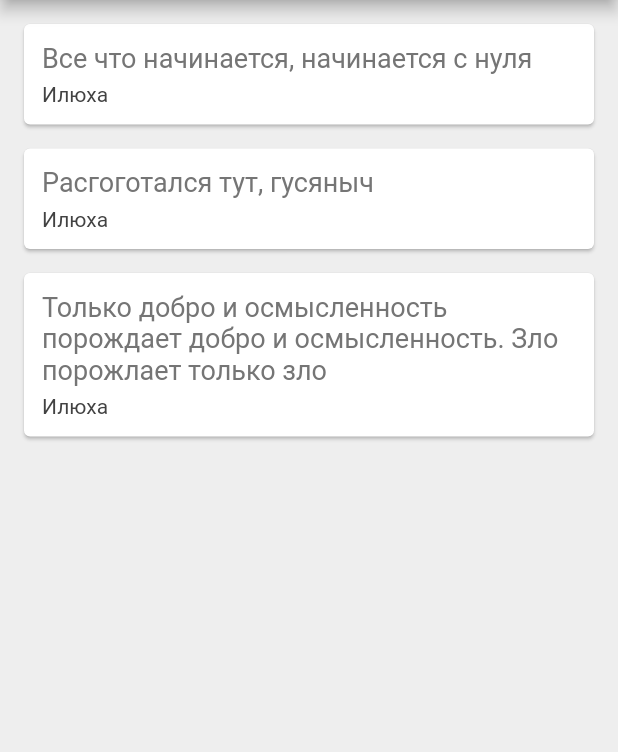
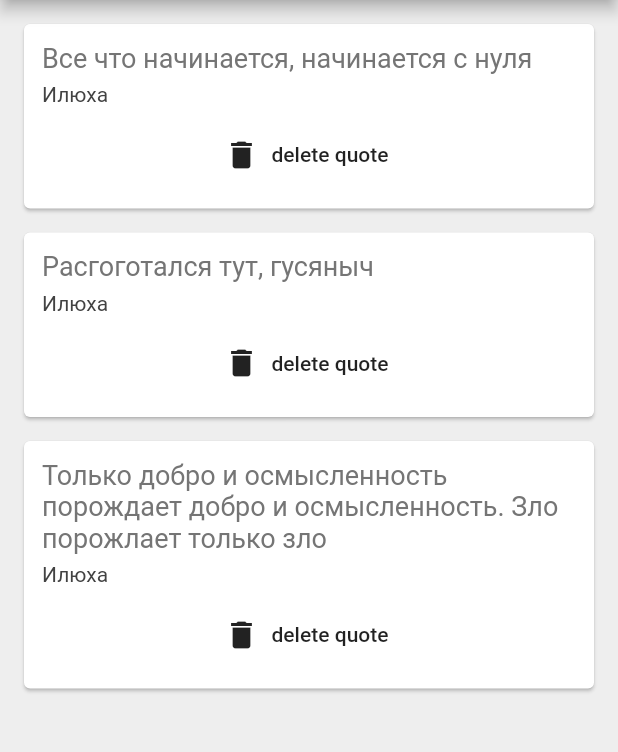
Before and after one commit to agfy/quotes, a Flutter app: the screen it shows after launch, on a phone screen of 412 x 824 dp, the part 84-836 px from its top. Run offline on Flutter 3.47's test engine with Material 2 defaults, Android fonts, the phone set to English and light mode, and no system bars.

Commit message:
added delete

```diff
--- a/lib/main.dart
+++ b/lib/main.dart
@@ -33,7 +33,14 @@ class _QuotesState extends State<QuoteList> {
         backgroundColor: Colors.redAccent,
       ),
       body: Column(
-        children: quotes.map((quote) => QuoteCard(quote: quote)).toList(),
+        children: quotes.map((quote) => QuoteCard(
+            quote: quote,
+            delete: () {
+              setState(() {
+                quotes.remove(quote);
+              });
+            }
+        )).toList(),
         crossAxisAlignment: CrossAxisAlignment.start,
       )
     );
--- a/lib/quote_card.dart
+++ b/lib/quote_card.dart
@@ -4,7 +4,8 @@ import 'quote.dart';
 class QuoteCard extends StatelessWidget {
 
   final Quote quote;
-  QuoteCard({ this.quote });
+  final Function delete;
+  QuoteCard({ this.quote, this.delete });
 
   @override
   Widget build(BuildContext context) {
@@ -29,6 +30,12 @@ class QuoteCard extends StatelessWidget {
                 fontSize: 14.0,
                 color: Colors.grey[800],
               ),
+            ),
+            SizedBox(height: 8.0),
+            FlatButton.icon(
+                onPressed: delete,
+                icon: Icon(Icons.delete),
+                label: Text('delete quote')
             )
           ],
         ),
```
